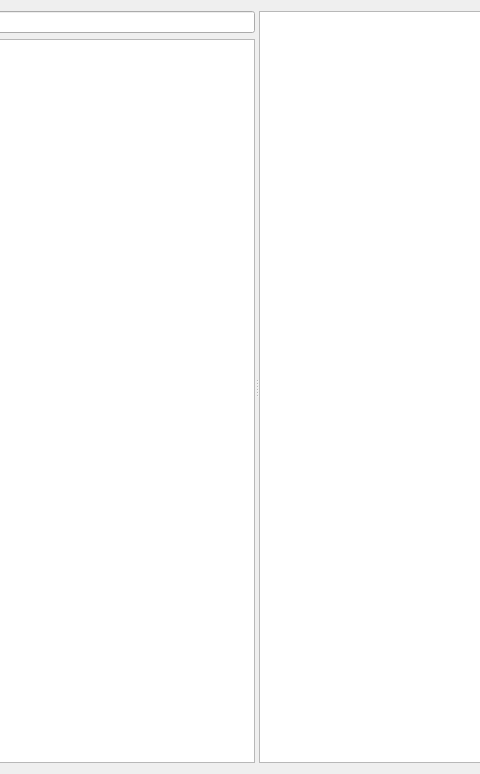
Qt form pianocheetah/rc/dlgfl.ui (Stephen-Hazel/PianoCheetah) before a commit; both pictures show x 142 to 622 and y 0 to 774 of the 798 by 774 pixel window.
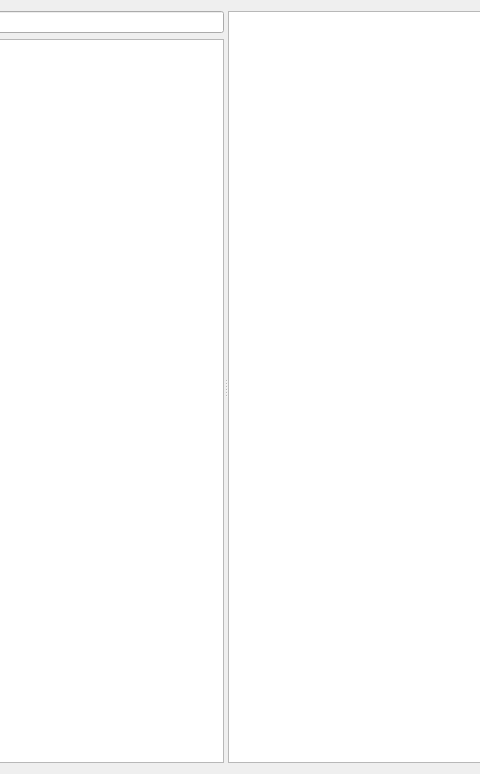
The same form after that commit.

Commit message: compile pc first shoish.  tyrna fix songlist width but sigh.

```diff
--- a/pianocheetah/rc/dlgfl.ui
+++ b/pianocheetah/rc/dlgfl.ui
@@ -58,7 +58,14 @@
         </layout>
        </item>
        <item>
-        <widget class="QTableWidget" name="fLst"/>
+        <widget class="QTableWidget" name="fLst">
+         <property name="horizontalScrollBarPolicy">
+          <enum>Qt::ScrollBarAsNeeded</enum>
+         </property>
+         <property name="sizeAdjustPolicy">
+          <enum>QAbstractScrollArea::AdjustToContents</enum>
+         </property>
+        </widget>
        </item>
       </layout>
      </widget>
```
The commit also changes 1 other file.
